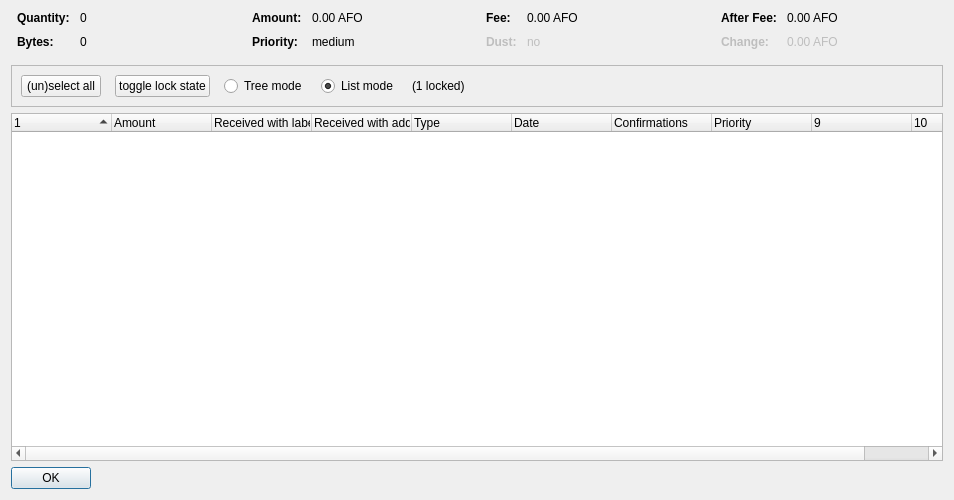
Before: the Qt Designer form src/qt/forms/coincontroldialog.ui in sportiwo/allforonebusiness, drawn with Qt 5.
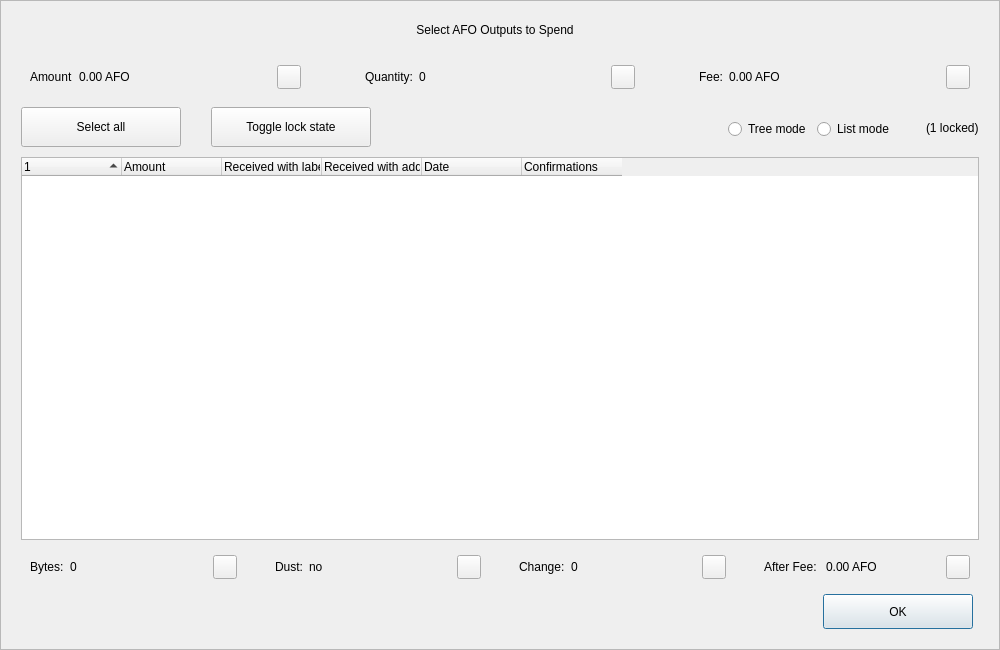
After: the same form once the commit is applied. Custom widgets are drawn as their Qt base class.

The edit to the form file:
```diff
--- a/src/qt/forms/coincontroldialog.ui
+++ b/src/qt/forms/coincontroldialog.ui
@@ -6,50 +6,204 @@
    <rect>
     <x>0</x>
     <y>0</y>
-    <width>954</width>
-    <height>500</height>
+    <width>1000</width>
+    <height>650</height>
    </rect>
   </property>
+  <property name="minimumSize">
+   <size>
+    <width>950</width>
+    <height>650</height>
+   </size>
+  </property>
   <property name="windowTitle">
    <string>Coin Selection</string>
   </property>
+  <property name="styleSheet">
+   <string notr="true"/>
+  </property>
   <layout class="QVBoxLayout" name="verticalLayout">
-   <item>
-    <layout class="QHBoxLayout" name="horizontalLayoutTop" stretch="0,0,0,0">
+   <property name="spacing">
+    <number>0</number>
+   </property>
+   <property name="leftMargin">
+    <number>0</number>
+   </property>
      <property name="topMargin">
       <number>0</number>
      </property>
+   <property name="rightMargin">
+    <number>0</number>
+   </property>
      <property name="bottomMargin">
-      <number>10</number>
+    <number>0</number>
      </property>
      <item>
-      <layout class="QFormLayout" name="formLayoutCoinControl1">
-       <property name="horizontalSpacing">
-        <number>10</number>
-       </property>
-       <property name="verticalSpacing">
-        <number>10</number>
-       </property>
+    <widget class="QFrame" name="frameContainer">
+     <property name="toolTipDuration">
+      <number>0</number>
+     </property>
+     <property name="frameShape">
+      <enum>QFrame::StyledPanel</enum>
+     </property>
+     <property name="frameShadow">
+      <enum>QFrame::Raised</enum>
+     </property>
+     <layout class="QVBoxLayout" name="verticalLayout_2">
        <property name="leftMargin">
-        <number>6</number>
+       <number>0</number>
        </property>
        <property name="rightMargin">
-        <number>6</number>
-       </property>
-       <item row="0" column="0">
+       <number>0</number>
+      </property>
+      <property name="bottomMargin">
+       <number>20</number>
+      </property>
+      <item>
+       <layout class="QHBoxLayout" name="horizontalLayout_12">
+        <property name="spacing">
+         <number>0</number>
+        </property>
+        <property name="leftMargin">
+         <number>20</number>
+        </property>
+        <property name="rightMargin">
+         <number>30</number>
+        </property>
+        <item>
+         <spacer name="horizontalSpacer_4">
+          <property name="orientation">
+           <enum>Qt::Horizontal</enum>
+          </property>
+          <property name="sizeHint" stdset="0">
+           <size>
+            <width>40</width>
+            <height>20</height>
+           </size>
+          </property>
+         </spacer>
+        </item>
+        <item>
+         <widget class="QLabel" name="labelTitle">
+          <property name="minimumSize">
+           <size>
+            <width>0</width>
+            <height>40</height>
+           </size>
+          </property>
+          <property name="maximumSize">
+           <size>
+            <width>16777215</width>
+            <height>40</height>
+           </size>
+          </property>
+          <property name="text">
+           <string>Select AFO Outputs to Spend</string>
+          </property>
+          <property name="alignment">
+           <set>Qt::AlignCenter</set>
+          </property>
+          <property name="margin">
+           <number>7</number>
+          </property>
+         </widget>
+        </item>
+        <item>
+         <spacer name="horizontalSpacer_5">
+          <property name="orientation">
+           <enum>Qt::Horizontal</enum>
+          </property>
+          <property name="sizeHint" stdset="0">
+           <size>
+            <width>40</width>
+            <height>20</height>
+           </size>
+          </property>
+         </spacer>
+        </item>
+       </layout>
+      </item>
+      <item>
+       <layout class="QHBoxLayout" name="horizontalLayout_8">
+        <property name="leftMargin">
+         <number>20</number>
+        </property>
+        <property name="rightMargin">
+         <number>20</number>
+        </property>
+        <item>
+         <widget class="QWidget" name="layoutAmount" native="true">
+          <layout class="QHBoxLayout" name="horizontalLayout_9" stretch="0,1,0">
+           <item>
+            <widget class="QLabel" name="labelCoinControlAmountText">
+             <property name="text">
+              <string>Amount</string>
+             </property>
+            </widget>
+           </item>
+           <item>
+            <widget class="QLabel" name="labelCoinControlAmount">
+             <property name="text">
+              <string>0.00 AFO</string>
+             </property>
+            </widget>
+           </item>
+           <item alignment="Qt::AlignHCenter|Qt::AlignVCenter">
+            <widget class="QPushButton" name="pushButtonAmount">
+             <property name="minimumSize">
+              <size>
+               <width>0</width>
+               <height>24</height>
+              </size>
+             </property>
+             <property name="maximumSize">
+              <size>
+               <width>24</width>
+               <height>26</height>
+              </size>
+             </property>
+             <property name="focusPolicy">
+              <enum>Qt::NoFocus</enum>
+             </property>
+             <property name="styleSheet">
+              <string notr="true">padding-bottom:2px;
+padding-right:4px;</string>
+             </property>
+             <property name="text">
+              <string/>
+             </property>
+            </widget>
+           </item>
+          </layout>
+         </widget>
+        </item>
+        <item>
+         <spacer name="horizontalSpacer_2">
+          <property name="orientation">
+           <enum>Qt::Horizontal</enum>
+          </property>
+          <property name="sizeType">
+           <enum>QSizePolicy::Fixed</enum>
+          </property>
+          <property name="sizeHint" stdset="0">
+           <size>
+            <width>40</width>
+            <height>20</height>
+           </size>
+          </property>
+         </spacer>
+        </item>
+        <item>
+         <widget class="QWidget" name="layoutQuantity" native="true">
+          <layout class="QHBoxLayout" name="horizontalLayout_10" stretch="0,1,0">
+           <item>
         <widget class="QLabel" name="labelCoinControlQuantityText">
-         <property name="font">
-          <font>
-           <weight>75</weight>
-           <bold>true</bold>
-          </font>
-         </property>
          <property name="text">
           <string>Quantity:</string>
          </property>
         </widget>
        </item>
-       <item row="0" column="1">
+           <item>
         <widget class="QLabel" name="labelCoinControlQuantity">
          <property name="cursor">
           <cursorShape>IBeamCursor</cursorShape>
@@ -58,146 +212,66 @@
           <enum>Qt::ActionsContextMenu</enum>
          </property>
          <property name="text">
-          <string notr="true">0</string>
-         </property>
-         <property name="textInteractionFlags">
-          <set>Qt::LinksAccessibleByMouse|Qt::TextSelectableByKeyboard|Qt::TextSelectableByMouse</set>
-         </property>
-        </widget>
-       </item>
-       <item row="1" column="0">
-        <widget class="QLabel" name="labelCoinControlBytesText">
-         <property name="font">
-          <font>
-           <weight>75</weight>
-           <bold>true</bold>
-          </font>
-         </property>
-         <property name="text">
-          <string>Bytes:</string>
-         </property>
-        </widget>
-       </item>
-       <item row="1" column="1">
-        <widget class="QLabel" name="labelCoinControlBytes">
-         <property name="cursor">
-          <cursorShape>IBeamCursor</cursorShape>
-         </property>
-         <property name="contextMenuPolicy">
-          <enum>Qt::ActionsContextMenu</enum>
+              <string>0</string>
+             </property>
+            </widget>
+           </item>
+           <item alignment="Qt::AlignHCenter|Qt::AlignVCenter">
+            <widget class="QPushButton" name="pushButtonQuantity">
+             <property name="minimumSize">
+              <size>
+               <width>0</width>
+               <height>24</height>
+              </size>
+             </property>
+             <property name="maximumSize">
+              <size>
+               <width>24</width>
+               <height>26</height>
+              </size>
+             </property>
+             <property name="focusPolicy">
+              <enum>Qt::NoFocus</enum>
+             </property>
+             <property name="styleSheet">
+              <string notr="true">padding-bottom:2px;
+               padding-right:4px;</string>
          </property>
          <property name="text">
-          <string notr="true">0</string>
-         </property>
-         <property name="textInteractionFlags">
-          <set>Qt::LinksAccessibleByMouse|Qt::TextSelectableByKeyboard|Qt::TextSelectableByMouse</set>
-         </property>
+              <string/>
+             </property>
         </widget>
        </item>
       </layout>
+         </widget>
      </item>
      <item>
-      <layout class="QFormLayout" name="formLayoutCoinControl2">
-       <property name="horizontalSpacing">
-        <number>10</number>
-       </property>
-       <property name="verticalSpacing">
-        <number>10</number>
-       </property>
-       <property name="leftMargin">
-        <number>6</number>
-       </property>
-       <property name="rightMargin">
-        <number>6</number>
-       </property>
-       <item row="0" column="0">
-        <widget class="QLabel" name="labelCoinControlAmountText">
-         <property name="font">
-          <font>
-           <weight>75</weight>
-           <bold>true</bold>
-          </font>
-         </property>
-         <property name="text">
-          <string>Amount:</string>
-         </property>
-        </widget>
-       </item>
-       <item row="0" column="1">
-        <widget class="QLabel" name="labelCoinControlAmount">
-         <property name="cursor">
-          <cursorShape>IBeamCursor</cursorShape>
-         </property>
-         <property name="contextMenuPolicy">
-          <enum>Qt::ActionsContextMenu</enum>
-         </property>
-         <property name="text">
-          <string notr="true">0.00 AFO</string>
-         </property>
-         <property name="textInteractionFlags">
-          <set>Qt::LinksAccessibleByMouse|Qt::TextSelectableByKeyboard|Qt::TextSelectableByMouse</set>
-         </property>
-        </widget>
-       </item>
-       <item row="1" column="0">
-        <widget class="QLabel" name="labelCoinControlPriorityText">
-         <property name="font">
-          <font>
-           <weight>75</weight>
-           <bold>true</bold>
-          </font>
-         </property>
-         <property name="text">
-          <string>Priority:</string>
-         </property>
-        </widget>
-       </item>
-       <item row="1" column="1">
-        <widget class="QLabel" name="labelCoinControlPriority">
-         <property name="cursor">
-          <cursorShape>IBeamCursor</cursorShape>
-         </property>
-         <property name="contextMenuPolicy">
-          <enum>Qt::ActionsContextMenu</enum>
-         </property>
-         <property name="text">
-          <string>medium</string>
-         </property>
-         <property name="textInteractionFlags">
-          <set>Qt::LinksAccessibleByMouse|Qt::TextSelectableByKeyboard|Qt::TextSelectableByMouse</set>
-         </property>
-        </widget>
-       </item>
-      </layout>
-     </item>
+         <spacer name="horizontalSpacer_22">
+          <property name="orientation">
+           <enum>Qt::Horizontal</enum>
+          </property>
+          <property name="sizeType">
+           <enum>QSizePolicy::Fixed</enum>
+          </property>
+          <property name="sizeHint" stdset="0">
+           <size>
+            <width>40</width>
+            <height>20</height>
+           </size>
+          </property>
+         </spacer>
+        </item>
      <item>
-      <layout class="QFormLayout" name="formLayoutCoinControl3">
-       <property name="horizontalSpacing">
-        <number>10</number>
-       </property>
-       <property name="verticalSpacing">
-        <number>10</number>
-       </property>
-       <property name="leftMargin">
-        <number>6</number>
-       </property>
-       <property name="rightMargin">
-        <number>6</number>
-       </property>
-       <item row="0" column="0">
+         <widget class="QWidget" name="layoutFee" native="true">
+          <layout class="QHBoxLayout" name="horizontalLayout_11" stretch="0,1,0">
+           <item>
         <widget class="QLabel" name="labelCoinControlFeeText">
-         <property name="font">
-          <font>
-           <weight>75</weight>
-           <bold>true</bold>
-          </font>
-         </property>
          <property name="text">
           <string>Fee:</string>
          </property>
         </widget>
        </item>
-       <item row="0" column="1">
+           <item>
         <widget class="QLabel" name="labelCoinControlFee">
          <property name="cursor">
           <cursorShape>IBeamCursor</cursorShape>
@@ -206,129 +280,38 @@
           <enum>Qt::ActionsContextMenu</enum>
          </property>
          <property name="text">
-          <string notr="true">0.00 AFO</string>
-         </property>
-         <property name="textInteractionFlags">
-          <set>Qt::LinksAccessibleByMouse|Qt::TextSelectableByKeyboard|Qt::TextSelectableByMouse</set>
-         </property>
-        </widget>
-       </item>
-       <item row="1" column="0">
-        <widget class="QLabel" name="labelCoinControlLowOutputText">
-         <property name="enabled">
-          <bool>false</bool>
-         </property>
-         <property name="font">
-          <font>
-           <weight>75</weight>
-           <bold>true</bold>
-          </font>
-         </property>
-         <property name="text">
-          <string>Dust:</string>
-         </property>
-        </widget>
-       </item>
-       <item row="1" column="1">
-        <widget class="QLabel" name="labelCoinControlLowOutput">
-         <property name="enabled">
-          <bool>false</bool>
-         </property>
-         <property name="cursor">
-          <cursorShape>IBeamCursor</cursorShape>
-         </property>
-         <property name="contextMenuPolicy">
-          <enum>Qt::ActionsContextMenu</enum>
-         </property>
+              <string>0.00 AFO</string>
+             </property>
+            </widget>
+           </item>
+           <item alignment="Qt::AlignHCenter|Qt::AlignVCenter">
+            <widget class="QPushButton" name="pushButtonFee">
+             <property name="minimumSize">
+              <size>
+               <width>0</width>
+               <height>24</height>
+              </size>
+             </property>
+             <property name="maximumSize">
+              <size>
+               <width>24</width>
+               <height>26</height>
+              </size>
+             </property>
+             <property name="focusPolicy">
+              <enum>Qt::NoFocus</enum>
+             </property>
+             <property name="styleSheet">
+              <string notr="true">padding-bottom:2px;
+               padding-right:4px;</string>
+             </property>
          <property name="text">
-          <string>no</string>
-         </property>
-         <property name="textInteractionFlags">
-          <set>Qt::LinksAccessibleByMouse|Qt::TextSelectableByKeyboard|Qt::TextSelectableByMouse</set>
-         </property>
+              <string/>
+             </property>
         </widget>
        </item>
       </layout>
-     </item>
-     <item>
-      <layout class="QFormLayout" name="formLayoutCoinControl4">
-       <property name="horizontalSpacing">
-        <number>10</number>
-       </property>
-       <property name="verticalSpacing">
-        <number>10</number>
-       </property>
-       <property name="leftMargin">
-        <number>6</number>
-       </property>
-       <property name="rightMargin">
-        <number>6</number>
-       </property>
-       <item row="0" column="0">
-        <widget class="QLabel" name="labelCoinControlAfterFeeText">
-         <property name="font">
-          <font>
-           <weight>75</weight>
-           <bold>true</bold>
-          </font>
-         </property>
-         <property name="text">
-          <string>After Fee:</string>
-         </property>
-        </widget>
-       </item>
-       <item row="0" column="1">
-        <widget class="QLabel" name="labelCoinControlAfterFee">
-         <property name="cursor">
-          <cursorShape>IBeamCursor</cursorShape>
-         </property>
-         <property name="contextMenuPolicy">
-          <enum>Qt::ActionsContextMenu</enum>
-         </property>
-         <property name="text">
-          <string notr="true">0.00 AFO</string>
-         </property>
-         <property name="textInteractionFlags">
-          <set>Qt::LinksAccessibleByMouse|Qt::TextSelectableByKeyboard|Qt::TextSelectableByMouse</set>
-         </property>
-        </widget>
-       </item>
-       <item row="1" column="0">
-        <widget class="QLabel" name="labelCoinControlChangeText">
-         <property name="enabled">
-          <bool>false</bool>
-         </property>
-         <property name="font">
-          <font>
-           <weight>75</weight>
-           <bold>true</bold>
-          </font>
-         </property>
-         <property name="text">
-          <string>Change:</string>
-         </property>
-        </widget>
-       </item>
-       <item row="1" column="1">
-        <widget class="QLabel" name="labelCoinControlChange">
-         <property name="enabled">
-          <bool>false</bool>
-         </property>
-         <property name="cursor">
-          <cursorShape>IBeamCursor</cursorShape>
-         </property>
-         <property name="contextMenuPolicy">
-          <enum>Qt::ActionsContextMenu</enum>
-         </property>
-         <property name="text">
-          <string notr="true">0.00 AFO</string>
-         </property>
-         <property name="textInteractionFlags">
-          <set>Qt::LinksAccessibleByMouse|Qt::TextSelectableByKeyboard|Qt::TextSelectableByMouse</set>
-         </property>
-        </widget>
-       </item>
-      </layout>
+         </widget>
      </item>
     </layout>
    </item>
@@ -340,6 +323,11 @@
        <height>40</height>
       </size>
      </property>
+        <property name="styleSheet">
+         <string notr="true">#frame {
+	border:0;
+}</string>
+        </property>
      <property name="frameShape">
       <enum>QFrame::StyledPanel</enum>
      </property>
@@ -347,10 +335,25 @@
       <enum>QFrame::Sunken</enum>
      </property>
      <layout class="QHBoxLayout" name="horizontalLayout">
+         <property name="spacing">
+          <number>0</number>
+         </property>
+         <property name="leftMargin">
+          <number>20</number>
+         </property>
+         <property name="topMargin">
+          <number>0</number>
+         </property>
+         <property name="rightMargin">
+          <number>20</number>
+         </property>
+         <property name="bottomMargin">
+          <number>0</number>
+         </property>
       <item>
        <layout class="QHBoxLayout" name="horizontalLayoutPanel" stretch="0,0,0,0,0,0">
         <property name="spacing">
-         <number>14</number>
+            <number>20</number>
         </property>
         <item>
          <widget class="QPushButton" name="pushButtonSelectAll">
@@ -360,14 +363,51 @@
             <verstretch>0</verstretch>
            </sizepolicy>
           </property>
+             <property name="minimumSize">
+              <size>
+               <width>160</width>
+               <height>40</height>
+              </size>
+             </property>
+             <property name="maximumSize">
+              <size>
+               <width>16777215</width>
+               <height>40</height>
+              </size>
+             </property>
           <property name="text">
-           <string>(un)select all</string>
+              <string>Select all</string>
+             </property>
+             <property name="checkable">
+              <bool>true</bool>
+             </property>
+             <property name="checked">
+              <bool>false</bool>
+             </property>
+             <property name="autoExclusive">
+              <bool>false</bool>
           </property>
           <property name="autoDefault">
            <bool>false</bool>
           </property>
          </widget>
         </item>
+           <item>
+            <spacer name="horizontalSpacer_6">
+             <property name="orientation">
+              <enum>Qt::Horizontal</enum>
+             </property>
+             <property name="sizeType">
+              <enum>QSizePolicy::Fixed</enum>
+             </property>
+             <property name="sizeHint" stdset="0">
+              <size>
+               <width>10</width>
+               <height>20</height>
+              </size>
+             </property>
+            </spacer>
+           </item>
         <item>
          <widget class="QPushButton" name="pushButtonToggleLock">
           <property name="sizePolicy">
@@ -376,14 +416,60 @@
             <verstretch>0</verstretch>
            </sizepolicy>
           </property>
+             <property name="minimumSize">
+              <size>
+               <width>160</width>
+               <height>40</height>
+              </size>
+             </property>
+             <property name="maximumSize">
+              <size>
+               <width>16777215</width>
+               <height>40</height>
+              </size>
+             </property>
           <property name="text">
-           <string>toggle lock state</string>
+              <string>Toggle lock state</string>
+             </property>
+             <property name="checkable">
+              <bool>true</bool>
+             </property>
+             <property name="autoExclusive">
+              <bool>false</bool>
           </property>
           <property name="autoDefault">
            <bool>false</bool>
           </property>
          </widget>
         </item>
+           <item>
+            <spacer name="horizontalSpacer_7">
+             <property name="orientation">
+              <enum>Qt::Horizontal</enum>
+             </property>
+             <property name="sizeType">
+              <enum>QSizePolicy::Expanding</enum>
+             </property>
+             <property name="sizeHint" stdset="0">
+              <size>
+               <width>30</width>
+               <height>20</height>
+              </size>
+             </property>
+            </spacer>
+           </item>
+           <item alignment="Qt::AlignRight">
+            <widget class="QGroupBox" name="groupBox_2">
+             <property name="styleSheet">
+              <string notr="true">#groupBox_2 {
+    background-color:transparent;
+    border-radius:0;
+}</string>
+             </property>
+             <property name="title">
+              <string/>
+             </property>
+             <layout class="QHBoxLayout" name="horizontalLayout_14">
         <item>
          <widget class="QRadioButton" name="radioTreeMode">
           <property name="sizePolicy">
@@ -409,8 +495,11 @@
            <string>List mode</string>
           </property>
           <property name="checked">
-           <bool>true</bool>
-          </property>
+                 <bool>false</bool>
+                </property>
+               </widget>
+              </item>
+             </layout>
          </widget>
         </item>
         <item>
@@ -420,34 +509,32 @@
           </property>
          </widget>
         </item>
-        <item>
-         <spacer name="horizontalSpacer">
-          <property name="orientation">
-           <enum>Qt::Horizontal</enum>
-          </property>
-          <property name="sizeHint" stdset="0">
-           <size>
-            <width>40</width>
-            <height>20</height>
-           </size>
-          </property>
-         </spacer>
-        </item>
        </layout>
       </item>
      </layout>
     </widget>
    </item>
+      <item>
+       <layout class="QHBoxLayout" name="horizontalLayout_13">
+        <property name="leftMargin">
+         <number>20</number>
+        </property>
+        <property name="rightMargin">
+         <number>20</number>
+        </property>
    <item>
     <widget class="CoinControlTreeWidget" name="treeWidget">
      <property name="contextMenuPolicy">
       <enum>Qt::CustomContextMenu</enum>
      </property>
+          <property name="styleSheet">
+           <string notr="true"/>
+          </property>
      <property name="sortingEnabled">
       <bool>false</bool>
      </property>
      <property name="columnCount">
-      <number>10</number>
+           <number>6</number>
      </property>
      <attribute name="headerShowSortIndicator" stdset="0">
       <bool>true</bool>
@@ -475,11 +562,6 @@
        <string>Received with address</string>
       </property>
      </column>
-     <column>
-      <property name="text">
-       <string>Type</string>
-      </property>
-     </column>
      <column>
       <property name="text">
        <string>Date</string>
@@ -493,37 +575,247 @@
        <string>Confirmed</string>
       </property>
      </column>
-     <column>
+         </widget>
+        </item>
+       </layout>
+      </item>
+      <item>
+       <layout class="QHBoxLayout" name="horizontalLayout_3">
+        <property name="spacing">
+         <number>20</number>
+        </property>
+        <property name="leftMargin">
+         <number>20</number>
+        </property>
+        <property name="rightMargin">
+         <number>20</number>
+        </property>
+        <item>
+         <widget class="QWidget" name="layoutBytes" native="true">
+          <layout class="QHBoxLayout" name="horizontalLayout_4" stretch="0,1,0">
+           <item>
+            <widget class="QLabel" name="labelCoinControlBytesText">
       <property name="text">
-       <string>Priority</string>
-      </property>
-     </column>
-     <column>
+              <string>Bytes:</string>
+             </property>
+            </widget>
+           </item>
+           <item>
+            <widget class="QLabel" name="labelCoinControlBytes">
       <property name="text">
+              <string>0</string>
+             </property>
+            </widget>
+           </item>
+           <item alignment="Qt::AlignHCenter|Qt::AlignVCenter">
+            <widget class="QPushButton" name="pushButtonBytes">
+             <property name="minimumSize">
+              <size>
+               <width>0</width>
+               <height>24</height>
+              </size>
+             </property>
+             <property name="maximumSize">
+              <size>
+               <width>24</width>
+               <height>26</height>
+              </size>
+             </property>
+             <property name="focusPolicy">
+              <enum>Qt::NoFocus</enum>
+             </property>
+             <property name="styleSheet">
+              <string notr="true">padding-bottom:2px;
+               padding-right:4px;</string>
+             </property>
+             <property name="text">
        <string/>
       </property>
-     </column>
-     <column>
+            </widget>
+           </item>
+          </layout>
+         </widget>
+        </item>
+        <item>
+         <widget class="QWidget" name="layoutDust" native="true">
+          <layout class="QHBoxLayout" name="horizontalLayout_5" stretch="0,1,0">
+           <item>
+            <widget class="QLabel" name="labelCoinControlLowOutputText">
       <property name="text">
+              <string>Dust:</string>
+             </property>
+            </widget>
+           </item>
+           <item>
+            <widget class="QLabel" name="labelCoinControlLowOutput">
+             <property name="text">
+              <string>no</string>
+             </property>
+            </widget>
+           </item>
+           <item alignment="Qt::AlignHCenter|Qt::AlignVCenter">
+            <widget class="QPushButton" name="pushButtonDust">
+             <property name="minimumSize">
+              <size>
+               <width>0</width>
+               <height>24</height>
+              </size>
+             </property>
+             <property name="maximumSize">
+              <size>
+               <width>24</width>
+               <height>26</height>
+              </size>
+             </property>
+             <property name="focusPolicy">
+              <enum>Qt::NoFocus</enum>
+             </property>
+             <property name="styleSheet">
+              <string notr="true">padding-bottom:2px;
+               padding-right:4px;</string>
+             </property>
+             <property name="text">
        <string/>
       </property>
-     </column>
-    </widget>
-   </item>
+            </widget>
+           </item>
+          </layout>
+         </widget>
+        </item>
    <item>
-    <widget class="QDialogButtonBox" name="buttonBox">
-     <property name="sizePolicy">
-      <sizepolicy hsizetype="Maximum" vsizetype="Fixed">
-       <horstretch>0</horstretch>
-       <verstretch>0</verstretch>
-      </sizepolicy>
-     </property>
+         <widget class="QWidget" name="layoutChange" native="true">
+          <layout class="QHBoxLayout" name="horizontalLayout_6" stretch="0,1,0">
+           <item>
+            <widget class="QLabel" name="labelCoinControlChangeText">
+             <property name="text">
+              <string>Change:</string>
+             </property>
+            </widget>
+           </item>
+           <item>
+            <widget class="QLabel" name="labelCoinControlChange">
+             <property name="text">
+              <string>0</string>
+             </property>
+            </widget>
+           </item>
+           <item alignment="Qt::AlignHCenter|Qt::AlignVCenter">
+            <widget class="QPushButton" name="pushButtonChange">
+             <property name="minimumSize">
+              <size>
+               <width>0</width>
+               <height>24</height>
+              </size>
+             </property>
+             <property name="maximumSize">
+              <size>
+               <width>24</width>
+               <height>26</height>
+              </size>
+             </property>
+             <property name="focusPolicy">
+              <enum>Qt::NoFocus</enum>
+             </property>
+             <property name="styleSheet">
+              <string notr="true">padding-bottom:2px;
+               padding-right:4px;</string>
+             </property>
+             <property name="text">
+              <string/>
+             </property>
+            </widget>
+           </item>
+          </layout>
+         </widget>
+        </item>
+        <item>
+         <widget class="QWidget" name="layoutAfter" native="true">
+          <layout class="QHBoxLayout" name="horizontalLayout_7" stretch="0,1,0">
+           <item>
+            <widget class="QLabel" name="labelCoinControlAfterFeeText">
+             <property name="text">
+              <string>After Fee: </string>
+             </property>
+            </widget>
+           </item>
+           <item>
+            <widget class="QLabel" name="labelCoinControlAfterFee">
+             <property name="text">
+              <string>0.00 AFO</string>
+             </property>
+            </widget>
+           </item>
+           <item alignment="Qt::AlignHCenter|Qt::AlignVCenter">
+            <widget class="QPushButton" name="pushButtonAlterFee">
+             <property name="minimumSize">
+              <size>
+               <width>0</width>
+               <height>24</height>
+              </size>
+             </property>
+             <property name="maximumSize">
+              <size>
+               <width>24</width>
+               <height>26</height>
+              </size>
+             </property>
+             <property name="focusPolicy">
+              <enum>Qt::NoFocus</enum>
+             </property>
+             <property name="styleSheet">
+              <string notr="true">padding-bottom:2px;
+               padding-right:4px;</string>
+             </property>
+             <property name="text">
+              <string/>
+             </property>
+            </widget>
+           </item>
+          </layout>
+         </widget>
+        </item>
+       </layout>
+      </item>
+      <item>
+       <layout class="QHBoxLayout" name="horizontalLayout_2">
+        <property name="spacing">
+         <number>0</number>
+        </property>
+        <property name="leftMargin">
+         <number>20</number>
+        </property>
+        <property name="rightMargin">
+         <number>26</number>
+        </property>
+        <item>
+         <spacer name="horizontalSpacer_3">
      <property name="orientation">
       <enum>Qt::Horizontal</enum>
      </property>
-     <property name="standardButtons">
-      <set>QDialogButtonBox::Ok</set>
-     </property>
+          <property name="sizeHint" stdset="0">
+           <size>
+            <width>558</width>
+            <height>20</height>
+           </size>
+          </property>
+         </spacer>
+        </item>
+        <item>
+         <widget class="QPushButton" name="pushButtonOk">
+          <property name="minimumSize">
+           <size>
+            <width>150</width>
+            <height>35</height>
+           </size>
+          </property>
+          <property name="text">
+           <string>OK</string>
+          </property>
+         </widget>
+        </item>
+       </layout>
+      </item>
+     </layout>
     </widget>
    </item>
   </layout>
```
Left out of the diff: 12 changed lines with no effect on the pictures. Lines whose indentation alone changed are shown as unchanged.
